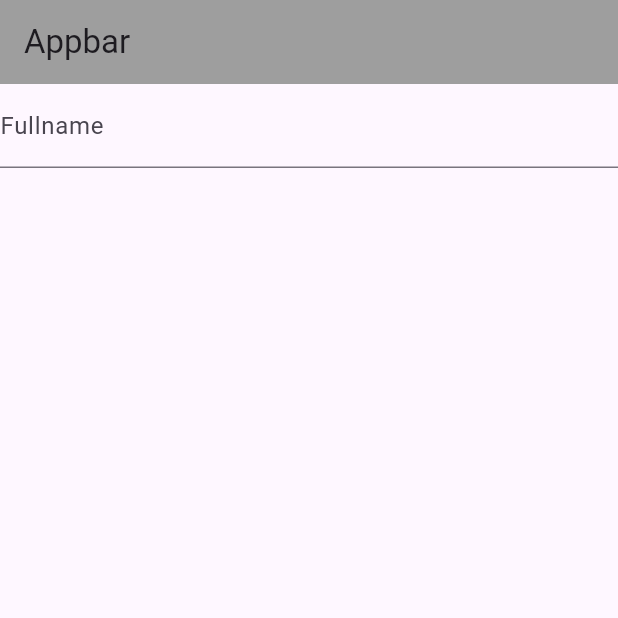
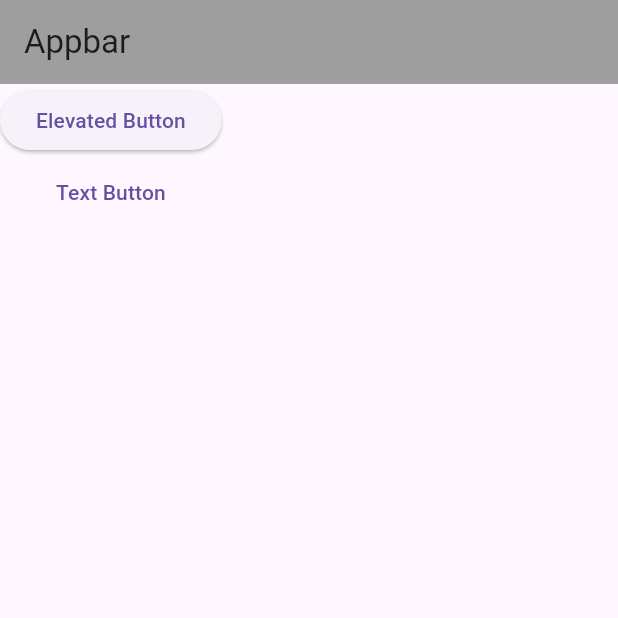
Before and after one commit to mkkm88/FlutterPractice, a Flutter app: the screen it shows after launch, on a phone screen of 412 x 824 dp, the top half of it. Run offline on Flutter 3.47's test engine with Material 3 defaults, Android fonts, the phone set to English and light mode, and no system bars.

Commit message:
button widget

```diff
--- a/lib/main.dart
+++ b/lib/main.dart
@@ -14,6 +14,12 @@ class MyApp extends StatefulWidget {
 class _MyAppState extends State<MyApp> with SingleTickerProviderStateMixin {
   String mtext = '';
 
+  void methodl(value) {
+    setState(() {
+      mtext = value;
+    });
+  }
+
   @override
   Widget build(BuildContext context) {
     return MaterialApp(
@@ -23,21 +29,17 @@ class _MyAppState extends State<MyApp> with SingleTickerProviderStateMixin {
         appBar: AppBar(backgroundColor: Colors.grey, title: Text('Appbar')),
         body: Column(
           children: <Widget>[
-            TextField(
-              /*onChanged: (String txt) {
-                setState(() {
-                  mtext = txt;
-                });
-              },*/
-              onSubmitted: (String txt) {
-                setState(() {
-                  mtext = txt;
-                });
+            ElevatedButton(
+              onPressed: () {
+                methodl('You pressed elevated button');
               },
-              decoration: InputDecoration(
-                hintText: 'Type here...',
-                labelText: 'Fullname',
-              ),
+              child: Text('Elevated Button'),
+            ),
+            TextButton(
+              onPressed: () {
+                methodl('You pressed text button');
+              },
+              child: Text('Text Button'),
             ),
             Text(mtext),
           ],
```
